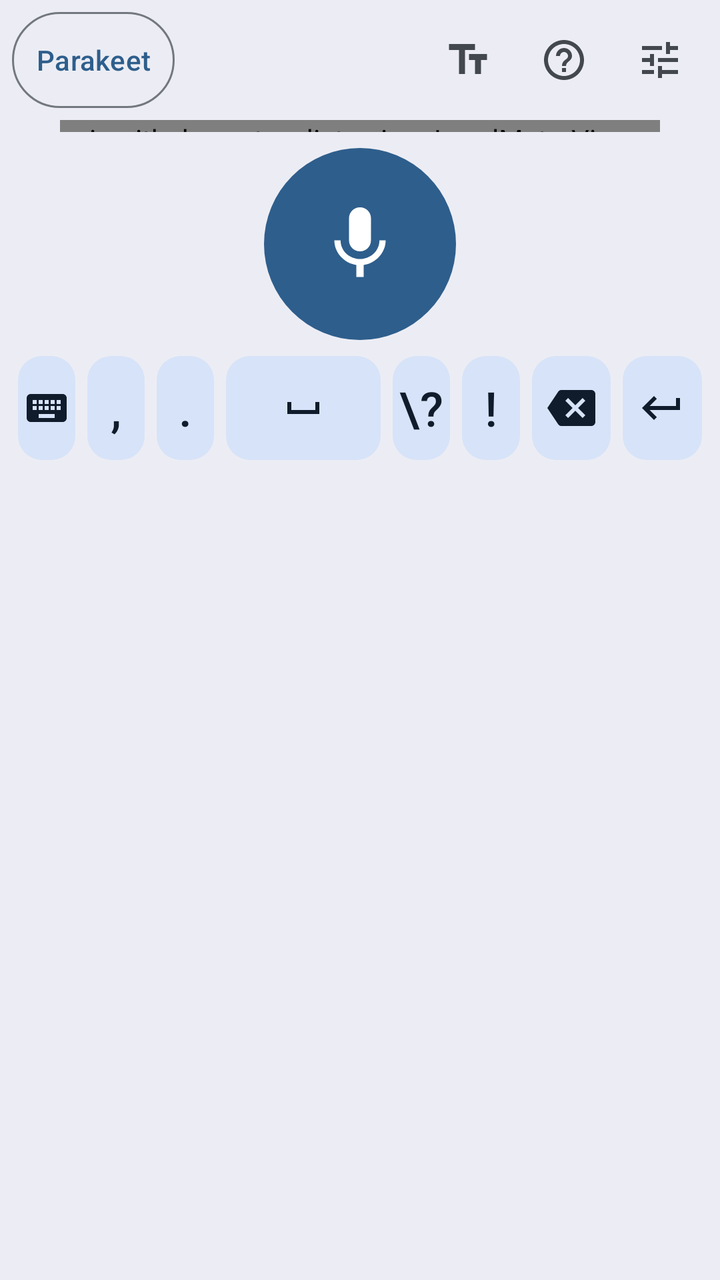
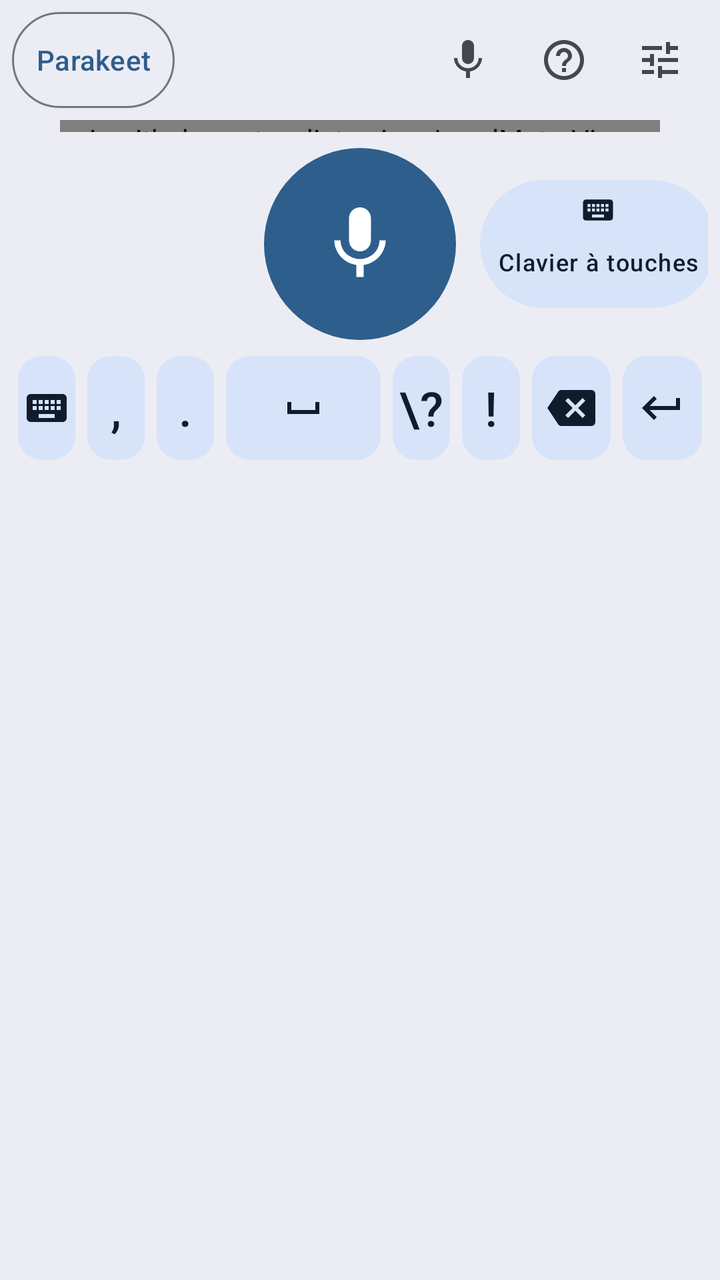

Compare the two renders of this Android layout. The source of the first and the diff that turns it into the second are given below.
<!-- AndroidManifest.xml: application theme Theme.Dictee -->
<!-- res/layout/keyboard_view.xml -->
<?xml version="1.0" encoding="utf-8"?>
<LinearLayout xmlns:android="http://schemas.android.com/apk/res/android"
    xmlns:app="http://schemas.android.com/apk/res-auto"
    android:id="@+id/keyboard_root"
    android:layout_width="match_parent"
    android:layout_height="wrap_content"
    android:background="?attr/colorSurfaceContainer"
    android:orientation="vertical"
    android:paddingStart="6dp"
    android:paddingTop="6dp"
    android:paddingEnd="6dp"
    android:paddingBottom="8dp">

    <LinearLayout
        android:layout_width="match_parent"
        android:layout_height="wrap_content"
        android:gravity="center_vertical"
        android:orientation="horizontal">

        <com.google.android.material.button.MaterialButton
            android:id="@+id/model"
            style="@style/Widget.Material3.Button.OutlinedButton"
            android:layout_width="wrap_content"
            android:layout_height="48dp"
            android:insetTop="0dp"
            android:insetBottom="0dp"
            android:minWidth="0dp"
            android:paddingStart="12dp"
            android:paddingEnd="12dp"
            android:contentDescription="@string/cd_model"
            android:text="Parakeet" />

        <TextView
            android:id="@+id/status"
            android:layout_width="0dp"
            android:layout_height="wrap_content"
            android:layout_marginStart="8dp"
            android:layout_marginEnd="8dp"
            android:layout_weight="1"
            android:accessibilityLiveRegion="polite"
            android:ellipsize="end"
            android:gravity="center"
            android:maxLines="2"
            android:drawablePadding="6dp"
            android:textAppearance="@style/TextAppearance.Dictee.Value"
            android:textColor="?attr/colorOnSurfaceVariant" />

        <com.google.android.material.button.MaterialButton
            android:id="@+id/cancel_wait"
            style="@style/Widget.Material3.Button.TonalButton"
            android:layout_width="wrap_content"
            android:layout_height="48dp"
            android:layout_marginEnd="4dp"
            android:insetTop="0dp"
            android:insetBottom="0dp"
            android:minWidth="0dp"
            android:paddingStart="12dp"
            android:paddingEnd="12dp"
            android:text="@string/cancel"
            android:contentDescription="@string/cd_cancel_wait"
            android:visibility="gone" />

        <ImageButton
            android:id="@+id/toggle_view"
            android:layout_width="48dp"
            android:layout_height="48dp"
            android:background="?attr/selectableItemBackgroundBorderless"
            android:contentDescription="@string/cd_to_keyboard"
            android:src="@drawable/ic_text_fields" />

        <ImageButton
            android:id="@+id/help"
            android:layout_width="48dp"
            android:layout_height="48dp"
            android:background="?attr/selectableItemBackgroundBorderless"
            android:contentDescription="@string/cd_help"
            android:src="@drawable/ic_help" />

        <ImageButton
            android:id="@+id/settings"
            android:layout_width="48dp"
            android:layout_height="48dp"
            android:background="?attr/selectableItemBackgroundBorderless"
            android:contentDescription="@string/cd_settings"
            android:src="@drawable/ic_tune" />
    </LinearLayout>

    <LinearLayout
        android:id="@+id/dictation_group"
        android:layout_width="match_parent"
        android:layout_height="wrap_content"
        android:orientation="vertical">

        <io.github.remtav.dictee.ime.LevelMeterView
            android:id="@+id/level"
            android:layout_width="match_parent"
            android:layout_height="6dp"
            android:layout_marginStart="24dp"
            android:layout_marginTop="6dp"
            android:layout_marginEnd="24dp" />

        <com.google.android.material.button.MaterialButton
            android:id="@+id/mic"
            style="@style/Widget.Dictee.Button.Mic"
            android:layout_width="96dp"
            android:layout_height="96dp"
            android:layout_gravity="center_horizontal"
            android:layout_marginTop="8dp"
            android:layout_marginBottom="8dp"
            android:contentDescription="@string/cd_start"
            app:icon="@drawable/ic_mic" />

        <LinearLayout
            android:layout_width="match_parent"
            android:layout_height="wrap_content"
            android:orientation="horizontal">

            <com.google.android.material.button.MaterialButton
                android:id="@+id/key_switch"
                style="@style/KeyButton"
                android:contentDescription="@string/cd_switch"
                app:icon="@drawable/ic_keyboard" />

            <com.google.android.material.button.MaterialButton
                android:id="@+id/key_comma"
                style="@style/KeyButton"
                android:text="," />

            <com.google.android.material.button.MaterialButton
                android:id="@+id/key_period"
                style="@style/KeyButton"
                android:text="." />

            <com.google.android.material.button.MaterialButton
                android:id="@+id/key_space"
                style="@style/KeyButton"
                android:layout_weight="2.4"
                android:contentDescription="@string/cd_space"
                app:icon="@drawable/ic_space" />

            <com.google.android.material.button.MaterialButton
                android:id="@+id/key_question"
                style="@style/KeyButton"
                android:text="\?" />

            <com.google.android.material.button.MaterialButton
                android:id="@+id/key_exclaim"
                style="@style/KeyButton"
                android:text="!" />

            <com.google.android.material.button.MaterialButton
                android:id="@+id/key_backspace"
                style="@style/KeyButton"
                android:layout_weight="1.3"
                android:contentDescription="@string/cd_backspace"
                app:icon="@drawable/ic_backspace" />

            <com.google.android.material.button.MaterialButton
                android:id="@+id/key_enter"
                style="@style/KeyButton"
                android:layout_weight="1.3"
                android:contentDescription="@string/cd_enter"
                app:icon="@drawable/ic_enter" />
        </LinearLayout>
    </LinearLayout>

    <LinearLayout
        android:id="@+id/text_group"
        android:layout_width="match_parent"
        android:layout_height="wrap_content"
        android:orientation="vertical"
        android:visibility="gone">

        <io.github.remtav.dictee.ime.LetterKeyboardView
            android:id="@+id/letters"
            android:layout_width="match_parent"
            android:layout_height="wrap_content"
            android:layout_marginTop="4dp" />

        <LinearLayout
            android:layout_width="match_parent"
            android:layout_height="wrap_content"
            android:orientation="horizontal">

            <com.google.android.material.button.MaterialButton
                android:id="@+id/kb_switch"
                style="@style/KeyButton"
                android:contentDescription="@string/cd_switch"
                app:icon="@drawable/ic_keyboard" />

            <com.google.android.material.button.MaterialButton
                android:id="@+id/kb_symbols"
                style="@style/KeyButton"
                android:contentDescription="@string/cd_symbols"
                android:text="123" />

            <com.google.android.material.button.MaterialButton
                android:id="@+id/kb_comma"
                style="@style/KeyButton"
                android:contentDescription="@string/cd_comma"
                android:text="," />

            <com.google.android.material.button.MaterialButton
                android:id="@+id/mic_small"
                style="@style/KeyButton"
                android:layout_weight="1.4"
                android:contentDescription="@string/cd_start"
                app:icon="@drawable/ic_mic" />

            <com.google.android.material.button.MaterialButton
                android:id="@+id/kb_space"
                style="@style/KeyButton"
                android:layout_weight="2"
                android:contentDescription="@string/cd_space"
                app:icon="@drawable/ic_space" />

            <com.google.android.material.button.MaterialButton
                android:id="@+id/kb_period"
                style="@style/KeyButton"
                android:contentDescription="@string/cd_period"
                android:text="." />

            <com.google.android.material.button.MaterialButton
                android:id="@+id/kb_enter"
                style="@style/KeyButton"
                android:layout_weight="1.3"
                android:contentDescription="@string/cd_enter"
                app:icon="@drawable/ic_enter" />
        </LinearLayout>
    </LinearLayout>
</LinearLayout>
<!-- resources referenced by this layout -->
<resources>
  <!-- drawable ic_enter (drawable) -->
  <vector xmlns:android="http://schemas.android.com/apk/res/android"
      android:width="24dp" android:height="24dp" android:viewportWidth="24" android:viewportHeight="24"
      android:tint="?attr/colorControlNormal">
      <path android:fillColor="@android:color/white" android:pathData="M19,7v4H5.83l3.58,-3.59L8,6l-6,6 6,6 1.41,-1.41L5.83,13H21V7z"/>
  </vector>
  <!-- drawable ic_space (drawable) -->
  <vector xmlns:android="http://schemas.android.com/apk/res/android"
      android:width="24dp" android:height="24dp" android:viewportWidth="24" android:viewportHeight="24"
      android:tint="?attr/colorControlNormal">
      <path android:fillColor="@android:color/white" android:pathData="M18,9v4H6V9H4v6h16V9z"/>
  </vector>
  <!-- drawable ic_text_fields (drawable) -->
  <vector xmlns:android="http://schemas.android.com/apk/res/android"
      android:width="24dp" android:height="24dp" android:viewportWidth="24" android:viewportHeight="24"
      android:tint="?attr/colorControlNormal">
      <path android:fillColor="@android:color/white" android:pathData="M2.5,4v3h5v12h3L10.5,7h5L15.5,4L2.5,4zM21.5,9h-9v3h3v7h3v-7h3L21.5,9z"/>
  </vector>
  <string name="cancel">Annuler</string>
  <string name="cd_backspace">Effacer</string>
  <string name="cd_cancel_wait">Annuler l\'attente du serveur et transcrire sur le téléphone</string>
  <string name="cd_comma">Virgule</string>
  <string name="cd_enter">Entrée</string>
  <string name="cd_help">Comment dicter</string>
  <string name="cd_model">Changer de modèle</string>
  <string name="cd_period">Point</string>
  <string name="cd_settings">Réglages</string>
  <string name="cd_space">Espace</string>
  <string name="cd_start">Commencer la dictée</string>
  <string name="cd_switch">Clavier précédent</string>
  <string name="cd_symbols">Chiffres et symboles</string>
  <string name="cd_to_keyboard">Clavier pour corriger le texte</string>
  <style name="TextAppearance.Dictee.Value" parent="TextAppearance.Material3.BodyMedium" />
  <style name="TextAppearance.Dictee.Key" parent="TextAppearance.Material3.LabelLarge">
          <item name="android:textSize">24sp</item>
      </style>
  <color name="md_primary">#2E5E8C</color>
  <color name="md_on_primary">#FFFFFF</color>
  <color name="md_inverse_primary">#9FCAFF</color>
  <color name="md_primary_container">#D1E4FF</color>
  <color name="md_on_primary_container">#001D36</color>
  <color name="md_secondary">#535F70</color>
  <color name="md_on_secondary">#FFFFFF</color>
  <color name="md_secondary_container">#D7E3F8</color>
  <color name="md_on_secondary_container">#101C2B</color>
  <color name="md_tertiary">#6B5778</color>
  <color name="md_on_tertiary">#FFFFFF</color>
  <color name="md_tertiary_container">#F2DAFF</color>
  <color name="md_on_tertiary_container">#251431</color>
  <color name="md_error">#BA1A1A</color>
  <color name="md_on_error">#FFFFFF</color>
  <color name="md_error_container">#FFDAD6</color>
  <color name="md_on_error_container">#410002</color>
  <color name="md_background">#F8F9FF</color>
  <color name="md_on_background">#191C20</color>
  <color name="md_surface">#F8F9FF</color>
  <color name="md_on_surface">#191C20</color>
  <color name="md_surface_variant">#DFE2EB</color>
  <color name="md_on_surface_variant">#43474E</color>
  <color name="md_inverse_surface">#2E3135</color>
  <color name="md_inverse_on_surface">#EFF0F7</color>
  <color name="md_surface_dim">#D8DAE0</color>
  <color name="md_surface_bright">#F8F9FF</color>
  <color name="md_surface_container_lowest">#FFFFFF</color>
  <color name="md_surface_container_low">#F2F3FA</color>
  <color name="md_surface_container">#ECEDF4</color>
  <color name="md_surface_container_high">#E6E8EE</color>
  <color name="md_surface_container_highest">#E1E2E8</color>
  <color name="md_outline">#73777F</color>
  <color name="md_outline_variant">#C3C7CF</color>
  <!-- unchanged entries left out for length: 8 -->
</resources>

<!-- the commit's change to res/layout/keyboard_view.xml (unified diff, before → after) -->
@@ -12,6 +12,7 @@
     android:paddingBottom="8dp">
 
     <LinearLayout
+        android:id="@+id/header"
         android:layout_width="match_parent"
         android:layout_height="wrap_content"
         android:gravity="center_vertical"
@@ -65,8 +66,8 @@
             android:layout_width="48dp"
             android:layout_height="48dp"
             android:background="?attr/selectableItemBackgroundBorderless"
-            android:contentDescription="@string/cd_to_keyboard"
-            android:src="@drawable/ic_text_fields" />
+            android:contentDescription="@string/cd_to_dictation"
+            android:src="@drawable/ic_mic" />
 
         <ImageButton
             android:id="@+id/help"
@@ -99,16 +100,54 @@
             android:layout_marginTop="6dp"
             android:layout_marginEnd="24dp" />
 
-        <com.google.android.material.button.MaterialButton
-            android:id="@+id/mic"
-            style="@style/Widget.Dictee.Button.Mic"
-            android:layout_width="96dp"
-            android:layout_height="96dp"
-            android:layout_gravity="center_horizontal"
+        
+        <LinearLayout
+            android:layout_width="match_parent"
+            android:layout_height="wrap_content"
             android:layout_marginTop="8dp"
             android:layout_marginBottom="8dp"
-            android:contentDescription="@string/cd_start"
-            app:icon="@drawable/ic_mic" />
+            android:gravity="center_vertical"
+            android:orientation="horizontal">
+
+            <View
+                android:layout_width="0dp"
+                android:layout_height="1dp"
+                android:layout_weight="1" />
+
+            <com.google.android.material.button.MaterialButton
+                android:id="@+id/mic"
+                style="@style/Widget.Dictee.Button.Mic"
+                android:layout_width="96dp"
+                android:layout_height="96dp"
+                android:contentDescription="@string/cd_start"
+                app:icon="@drawable/ic_mic" />
+
+            <FrameLayout
+                android:layout_width="0dp"
+                android:layout_height="wrap_content"
+                android:layout_weight="1">
+
+                <com.google.android.material.button.MaterialButton
+                    android:id="@+id/open_keys"
+                    style="@style/Widget.Material3.Button.TonalButton"
+                    android:layout_width="match_parent"
+                    android:layout_height="64dp"
+                    android:layout_gravity="center"
+                    android:layout_marginStart="8dp"
+                    android:insetTop="0dp"
+                    android:insetBottom="0dp"
+                    android:minWidth="0dp"
+                    android:paddingStart="4dp"
+                    android:paddingEnd="4dp"
+                    android:contentDescription="@string/cd_to_keyboard"
+                    android:maxLines="2"
+                    android:text="@string/keys_open"
+                    android:textAppearance="@style/TextAppearance.Dictee.Label"
+                    app:icon="@drawable/ic_keyboard"
+                    app:iconGravity="top"
+                    app:iconPadding="0dp" />
+            </FrameLayout>
+        </LinearLayout>
 
         <LinearLayout
             android:layout_width="match_parent"
@@ -228,4 +267,11 @@
                 app:icon="@drawable/ic_enter" />
         </LinearLayout>
     </LinearLayout>
+
+    
+    <io.github.remtav.dictee.ime.NumberPadView
+        android:id="@+id/pad"
+        android:layout_width="match_parent"
+        android:layout_height="wrap_content"
+        android:visibility="gone" />
 </LinearLayout>
<!-- resource entries referenced after the edit -->
@@ -12,12 +12,6 @@
       android:tint="?attr/colorControlNormal">
       <path android:fillColor="@android:color/white" android:pathData="M18,9v4H6V9H4v6h16V9z"/>
   </vector>
-  <!-- drawable ic_text_fields (drawable) -->
-  <vector xmlns:android="http://schemas.android.com/apk/res/android"
-      android:width="24dp" android:height="24dp" android:viewportWidth="24" android:viewportHeight="24"
-      android:tint="?attr/colorControlNormal">
-      <path android:fillColor="@android:color/white" android:pathData="M2.5,4v3h5v12h3L10.5,7h5L15.5,4L2.5,4zM21.5,9h-9v3h3v7h3v-7h3L21.5,9z"/>
-  </vector>
   <string name="cancel">Annuler</string>
   <string name="cd_backspace">Effacer</string>
   <string name="cd_cancel_wait">Annuler l\'attente du serveur et transcrire sur le téléphone</string>
@@ -31,7 +25,10 @@
   <string name="cd_start">Commencer la dictée</string>
   <string name="cd_switch">Clavier précédent</string>
   <string name="cd_symbols">Chiffres et symboles</string>
-  <string name="cd_to_keyboard">Clavier pour corriger le texte</string>
+  <string name="cd_to_dictation">Revenir à la dictée</string>
+  <string name="cd_to_keyboard">Clavier à touches</string>
+  <string name="keys_open">Clavier à touches</string>
+  <style name="TextAppearance.Dictee.Label" parent="TextAppearance.Material3.LabelMedium" />
   <style name="TextAppearance.Dictee.Value" parent="TextAppearance.Material3.BodyMedium" />
   <style name="TextAppearance.Dictee.Key" parent="TextAppearance.Material3.LabelLarge">
           <item name="android:textSize">24sp</item>
